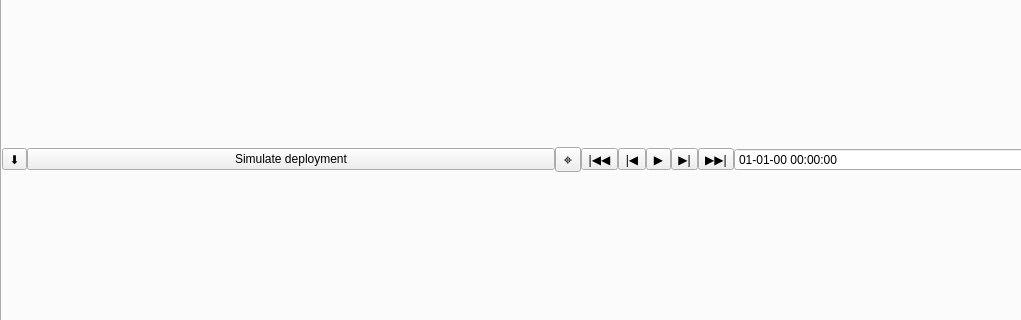
This is pypredict/ui/main_window.ui in spel-uchile/Pypredict as Qt 5 draws it before an edit; both pictures show x 0 to 1021 and y 207 to 527 of the 1263 by 713 pixel window. The edited form follows.
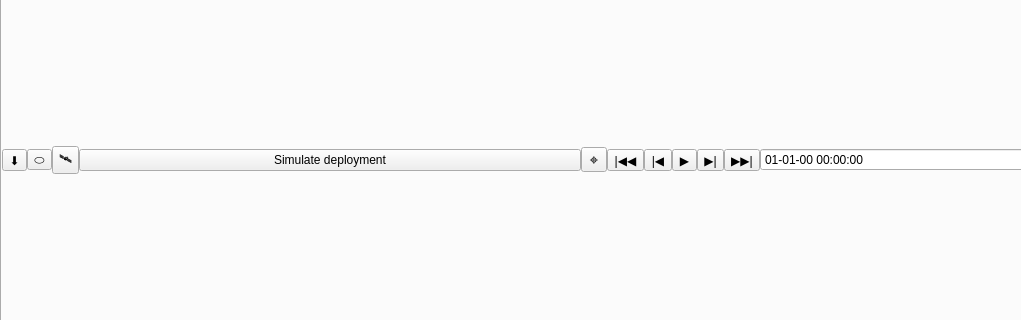
This is the edited form.

Commit message: Added buttons for some functions that were only available through the menu.

```diff
--- a/pypredict/ui/main_window.ui
+++ b/pypredict/ui/main_window.ui
@@ -119,6 +119,20 @@
              </property>
             </widget>
            </item>
+           <item>
+            <widget class="QToolButton" name="cov_button">
+             <property name="text">
+              <string>⬭</string>
+             </property>
+            </widget>
+           </item>
+           <item>
+            <widget class="QToolButton" name="sat_button">
+             <property name="text">
+              <string>🛰</string>
+             </property>
+            </widget>
+           </item>
            <item>
             <widget class="QPushButton" name="dpl_button">
              <property name="font">
```
The commit also changes 2 other files.
